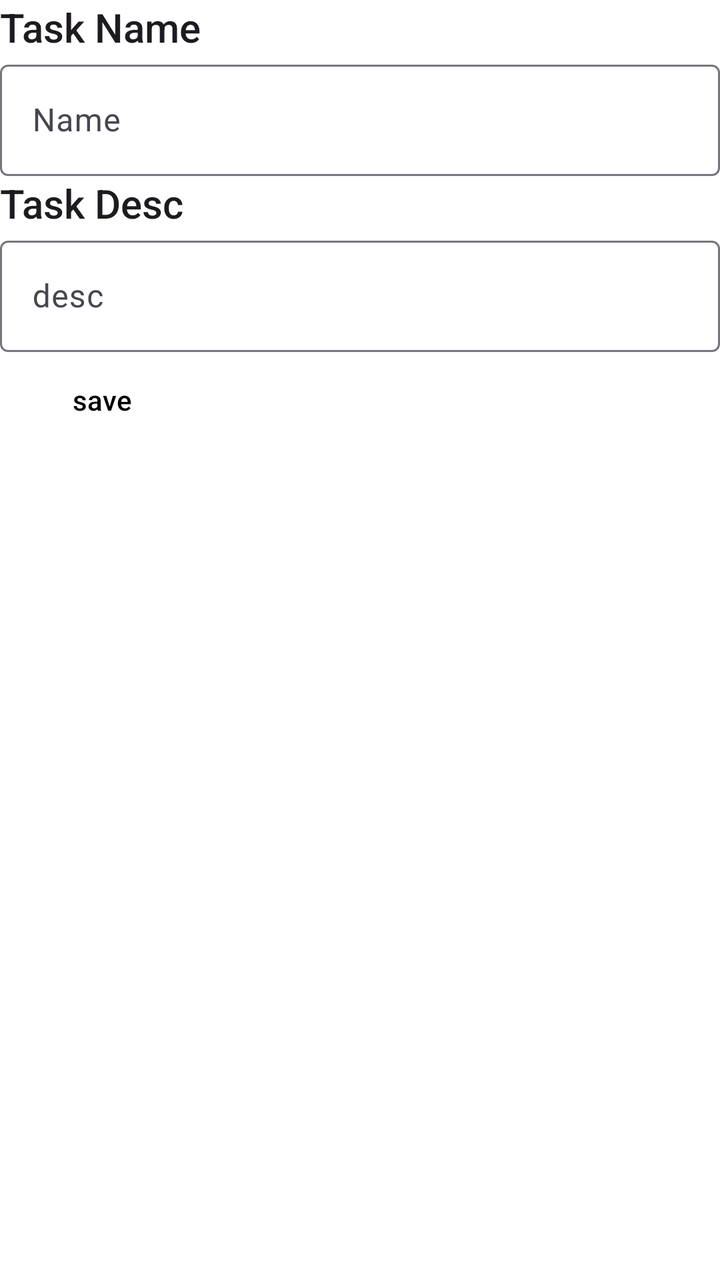
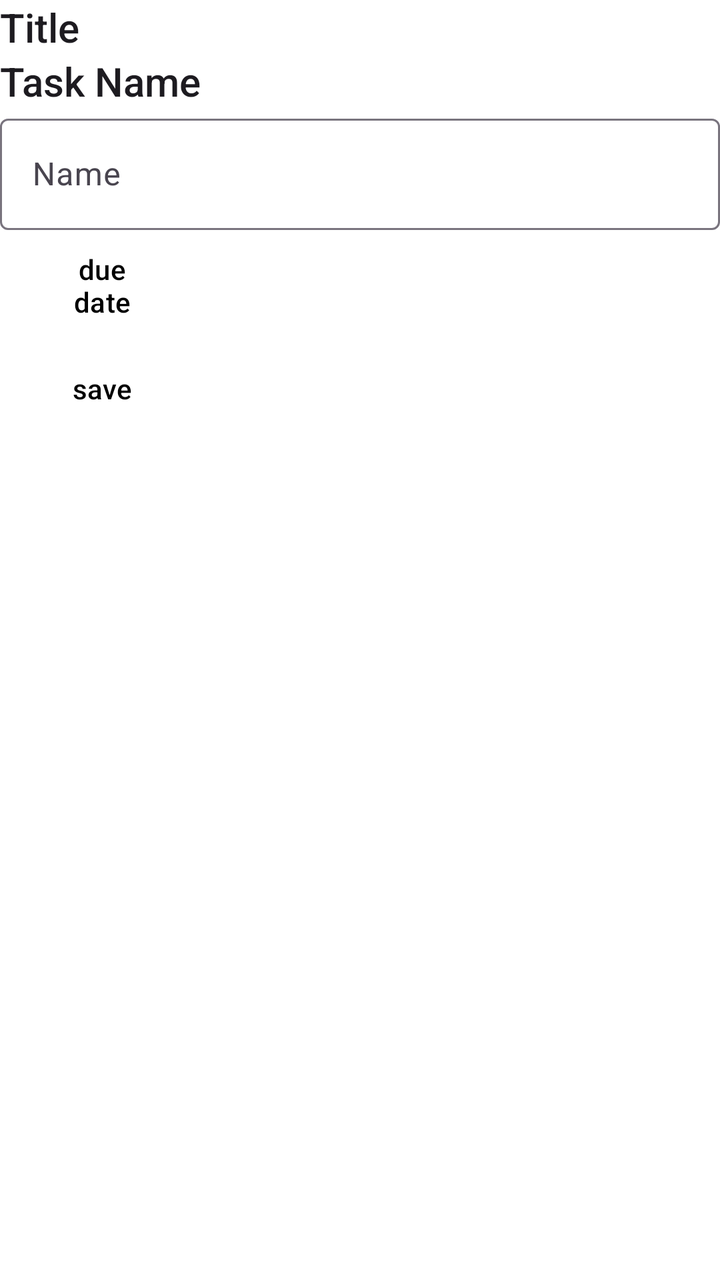

Screens rendered from an Android XML layout before and after an edit, with the pre-edit source and the edit as a unified diff.
<!-- AndroidManifest.xml: application theme lightTheme -->
<!-- res/layout/fragment_new_task_sheet.xml -->
<?xml version="1.0" encoding="utf-8"?>
<LinearLayout xmlns:android="http://schemas.android.com/apk/res/android"
    xmlns:tools="http://schemas.android.com/tools"
    android:orientation="vertical"
    android:layout_width="match_parent"
    android:layout_height="match_parent"
    tools:context=".NewTaskSheet">

    

    <TextView
        style="@style/TextAppearance.AppCompat.Title"
        android:layout_width="match_parent"
        android:layout_height="wrap_content"
        android:text="Task Name" >
    </TextView>

    <com.google.android.material.textfield.TextInputLayout
        style="@style/ThemeOverlay.Material3.AutoCompleteTextView.OutlinedBox.Dense"
        android:layout_width="match_parent"
        android:layout_height="wrap_content">


        <com.google.android.material.textfield.TextInputEditText
            android:id="@+id/name"
            android:layout_width="match_parent"
            android:layout_height="wrap_content"
            android:hint="Name" />

    </com.google.android.material.textfield.TextInputLayout>


    <TextView
        android:layout_width="match_parent"
        android:layout_height="wrap_content"
        android:text="Task Desc"
        style="@style/TextAppearance.AppCompat.Title"/>

    <com.google.android.material.textfield.TextInputLayout
        android:layout_width="match_parent"
        android:layout_height="wrap_content">

        <com.google.android.material.textfield.TextInputEditText
            android:layout_width="match_parent"
            android:layout_height="match_parent"
            android:id="@+id/desc"
            android:hint="desc">

        </com.google.android.material.textfield.TextInputEditText>

    </com.google.android.material.textfield.TextInputLayout>

    <com.google.android.material.button.MaterialButton
        android:id="@+id/saveBtn"
        android:layout_width="102dp"
        android:layout_height="wrap_content"
        android:text="save">

    </com.google.android.material.button.MaterialButton>

</LinearLayout>
<!-- resources referenced by this layout -->
<resources>
  <style name="lightTheme" parent="Theme.Material3.DayNight.NoActionBar">
          <item name="colorPrimary">@color/white</item>
          <item name="colorOnPrimary">@color/black</item>
          <item name="colorSecondary">@color/grey</item>
          <item name="android:windowBackground">@color/white</item>
      </style>
  <color name="white">#FFFFFFFF</color>
  <color name="black">#FF000000</color>
  <color name="grey">#b8b8b8</color>
</resources>

<!-- the commit's change to res/layout/fragment_new_task_sheet.xml (unified diff, before → after) -->
@@ -7,6 +7,14 @@
     tools:context=".NewTaskSheet">
 
     
+
+    <TextView
+        style="@style/TextAppearance.AppCompat.Title"
+        android:id="@+id/taskSheetTitle"
+        android:layout_width="match_parent"
+        android:layout_height="wrap_content"
+        android:text="Title" >
+    </TextView>
 
     <TextView
         style="@style/TextAppearance.AppCompat.Title"
@@ -29,33 +37,17 @@
 
     </com.google.android.material.textfield.TextInputLayout>
 
-
-    <TextView
-        android:layout_width="match_parent"
+    <com.google.android.material.button.MaterialButton
+        android:id="@+id/datePickerBtn"
+        android:layout_width="102dp"
         android:layout_height="wrap_content"
-        android:text="Task Desc"
-        style="@style/TextAppearance.AppCompat.Title"/>
-
-    <com.google.android.material.textfield.TextInputLayout
-        android:layout_width="match_parent"
-        android:layout_height="wrap_content">
-
-        <com.google.android.material.textfield.TextInputEditText
-            android:layout_width="match_parent"
-            android:layout_height="match_parent"
-            android:id="@+id/desc"
-            android:hint="desc">
-
-        </com.google.android.material.textfield.TextInputEditText>
-
-    </com.google.android.material.textfield.TextInputLayout>
+        android:text="due date" />
 
     <com.google.android.material.button.MaterialButton
         android:id="@+id/saveBtn"
         android:layout_width="102dp"
         android:layout_height="wrap_content"
-        android:text="save">
+        android:text="save"/>
 
-    </com.google.android.material.button.MaterialButton>
 
 </LinearLayout>
